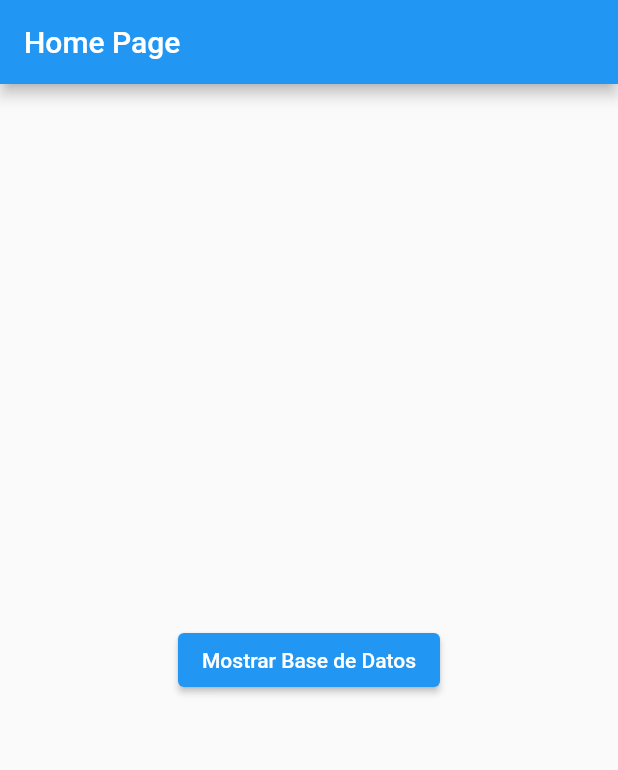
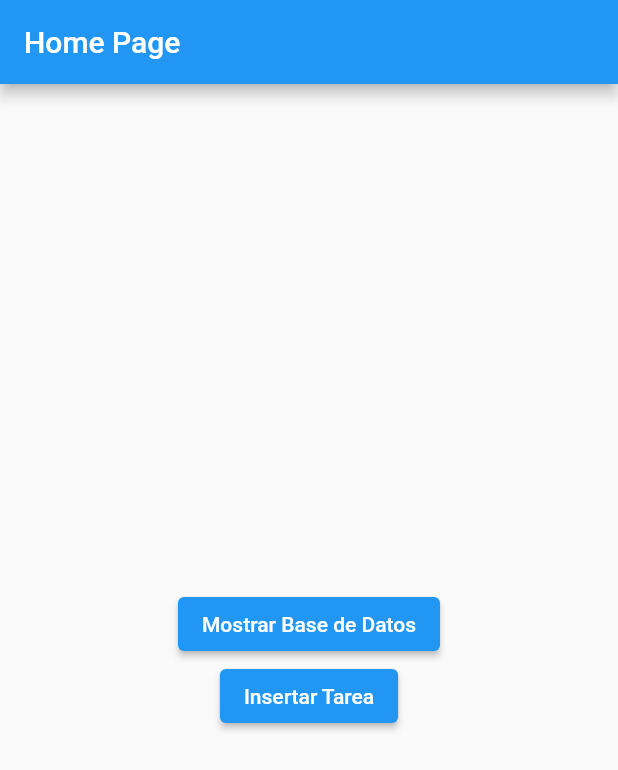
Before and after one commit to Artyon2033/PrograMEjer06_BasedeDatos, a Flutter app: the screen it shows after launch, after a tap on "Mostrar Base de Datos", on a phone screen of 412 x 824 dp. Shown: the top 770 px of the screen. Run offline on Flutter 3.47's test engine with Material 2 defaults, Android fonts, the phone set to English and light mode, and no system bars; our stand-ins replace sqflite; accounts and stored records are empty.

Commit message:
Segundo commit

```diff
--- a/lib/pages/home_page.dart
+++ b/lib/pages/home_page.dart
@@ -15,9 +15,16 @@ class HomePage extends StatelessWidget {
           children: [
             ElevatedButton(
               onPressed: () {
-                DBAdmin.db.initDatabase();
+                DBAdmin.db.getTasks();
               },
               child: Text("Mostrar Base de Datos"),
+            ),
+            ElevatedButton(
+              onPressed: () {
+                //DBAdmin.db.insertRawTask();
+                DBAdmin.db.insertTask();
+              },
+              child: Text("Insertar Tarea"),
             ),
           ],
         ),
```
Also changed, not shown: lib/db/BasedeDatos.dart (+28 -0 lines).
